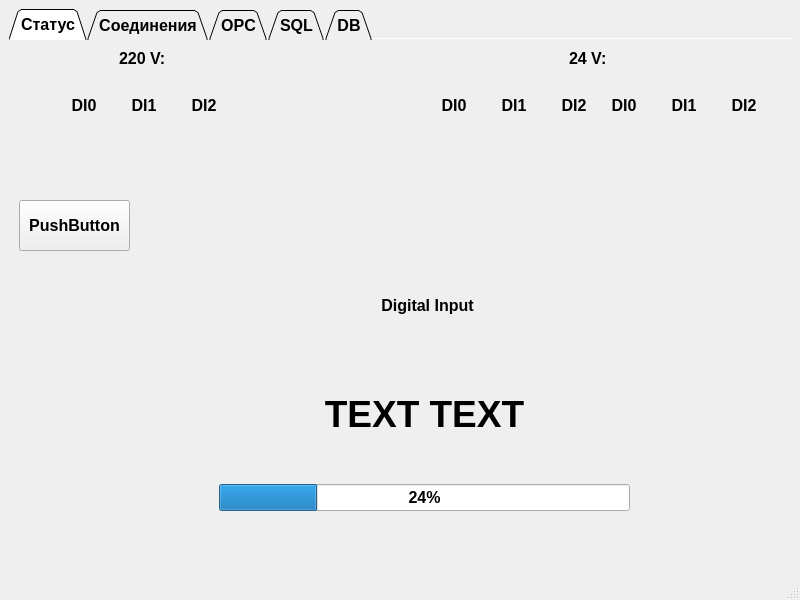
BorodinNikolay/vPLC, file UI/vPLC.ui: the form before one commit.
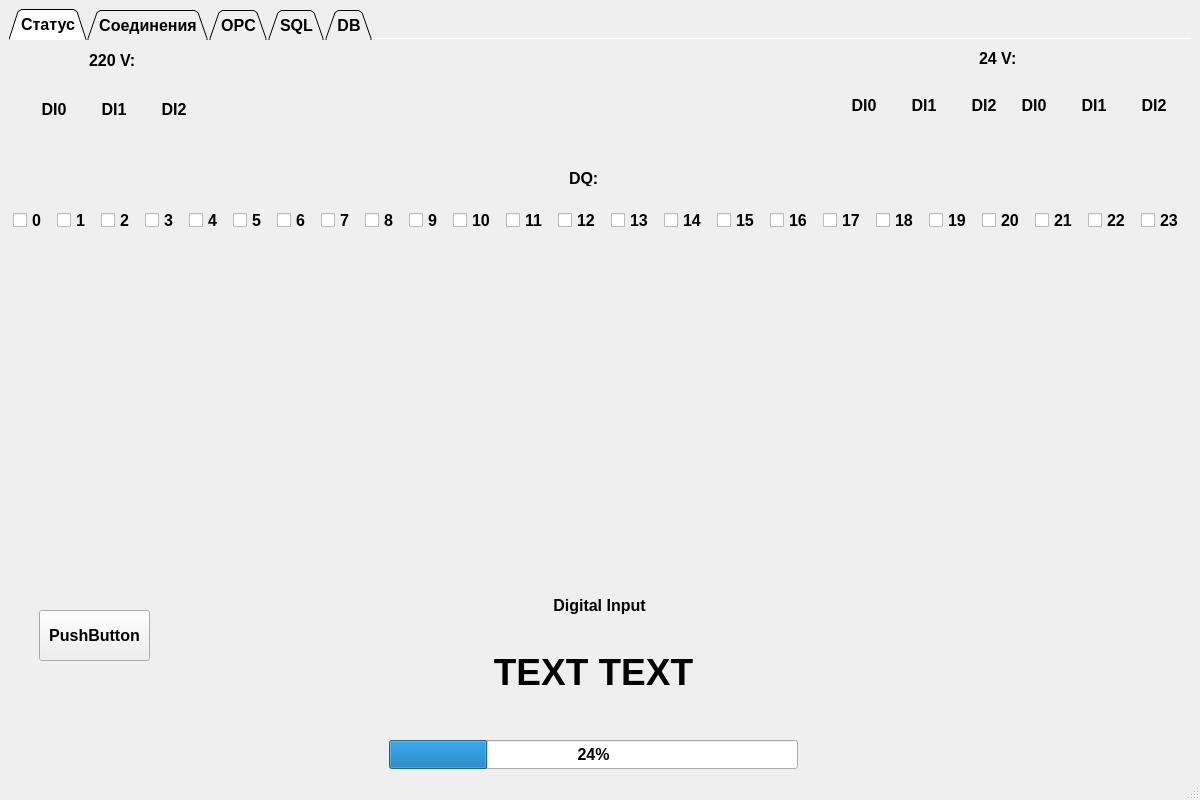
The form after the commit.

Patch:
```diff
--- a/UI/vPLC.ui
+++ b/UI/vPLC.ui
@@ -6,8 +6,8 @@
    <rect>
     <x>0</x>
     <y>0</y>
-    <width>800</width>
-    <height>600</height>
+    <width>1200</width>
+    <height>800</height>
    </rect>
   </property>
   <property name="windowTitle">
@@ -48,8 +48,8 @@
        <widget class="QPushButton" name="pushButton">
         <property name="geometry">
          <rect>
-          <x>10</x>
-          <y>160</y>
+          <x>30</x>
+          <y>570</y>
           <width>111</width>
           <height>51</height>
          </rect>
@@ -58,49 +58,11 @@
          <string>PushButton</string>
         </property>
        </widget>
-       <widget class="QWidget" name="layoutWidget">
-        <property name="geometry">
-         <rect>
-          <x>210</x>
-          <y>310</y>
-          <width>411</width>
-          <height>161</height>
-         </rect>
-        </property>
-        <layout class="QGridLayout" name="gridLayout">
-         <item row="3" column="0">
-          <widget class="QLabel" name="label">
-           <property name="font">
-            <font>
-             <pointsize>28</pointsize>
-             <bold>true</bold>
-            </font>
-           </property>
-           <property name="text">
-            <string>TEXT TEXT</string>
-           </property>
-           <property name="textFormat">
-            <enum>Qt::AutoText</enum>
-           </property>
-           <property name="alignment">
-            <set>Qt::AlignCenter</set>
-           </property>
-          </widget>
-         </item>
-         <item row="4" column="0">
-          <widget class="QProgressBar" name="progressBar">
-           <property name="value">
-            <number>24</number>
-           </property>
-          </widget>
-         </item>
-        </layout>
-       </widget>
        <widget class="QLabel" name="label_2">
         <property name="geometry">
          <rect>
-          <x>218</x>
-          <y>250</y>
+          <x>390</x>
+          <y>550</y>
           <width>401</width>
           <height>31</height>
          </rect>
@@ -124,8 +86,8 @@
        <widget class="QLabel" name="_220DI0">
         <property name="geometry">
          <rect>
-          <x>50</x>
-          <y>40</y>
+          <x>20</x>
+          <y>44</y>
           <width>50</width>
           <height>50</height>
          </rect>
@@ -143,8 +105,8 @@
        <widget class="QLabel" name="_220DI1">
         <property name="geometry">
          <rect>
-          <x>110</x>
-          <y>40</y>
+          <x>80</x>
+          <y>44</y>
           <width>50</width>
           <height>50</height>
          </rect>
@@ -162,8 +124,8 @@
        <widget class="QLabel" name="_220DI2">
         <property name="geometry">
          <rect>
-          <x>170</x>
-          <y>40</y>
+          <x>140</x>
+          <y>44</y>
           <width>50</width>
           <height>50</height>
          </rect>
@@ -181,7 +143,7 @@
        <widget class="QLabel" name="_24DI2">
         <property name="geometry">
          <rect>
-          <x>540</x>
+          <x>950</x>
           <y>40</y>
           <width>50</width>
           <height>50</height>
@@ -200,7 +162,7 @@
        <widget class="QLabel" name="_24DI0">
         <property name="geometry">
          <rect>
-          <x>420</x>
+          <x>830</x>
           <y>40</y>
           <width>50</width>
           <height>50</height>
@@ -219,7 +181,7 @@
        <widget class="QLabel" name="_24DI1">
         <property name="geometry">
          <rect>
-          <x>480</x>
+          <x>890</x>
           <y>40</y>
           <width>50</width>
           <height>50</height>
@@ -238,7 +200,7 @@
        <widget class="QLabel" name="_24DI5">
         <property name="geometry">
          <rect>
-          <x>710</x>
+          <x>1120</x>
           <y>40</y>
           <width>50</width>
           <height>50</height>
@@ -257,7 +219,7 @@
        <widget class="QLabel" name="_24DI4">
         <property name="geometry">
          <rect>
-          <x>650</x>
+          <x>1060</x>
           <y>40</y>
           <width>50</width>
           <height>50</height>
@@ -276,7 +238,7 @@
        <widget class="QLabel" name="_24DI3">
         <property name="geometry">
          <rect>
-          <x>590</x>
+          <x>1000</x>
           <y>40</y>
           <width>50</width>
           <height>50</height>
@@ -295,7 +257,7 @@
        <widget class="QLabel" name="label_3">
         <property name="geometry">
          <rect>
-          <x>560</x>
+          <x>970</x>
           <y>10</y>
           <width>49</width>
           <height>16</height>
@@ -308,16 +270,463 @@
        <widget class="QLabel" name="label_4">
         <property name="geometry">
          <rect>
-          <x>110</x>
+          <x>80</x>
           <y>10</y>
           <width>49</width>
-          <height>16</height>
+          <height>20</height>
          </rect>
         </property>
         <property name="text">
          <string>220 V:</string>
         </property>
        </widget>
+       <widget class="QWidget" name="gridLayoutWidget">
+        <property name="geometry">
+         <rect>
+          <x>0</x>
+          <y>160</y>
+          <width>1181</width>
+          <height>41</height>
+         </rect>
+        </property>
+        <layout class="QGridLayout" name="gridLayout_2">
+         <item row="0" column="1">
+          <widget class="QCheckBox" name="cb1">
+           <property name="sizePolicy">
+            <sizepolicy hsizetype="Fixed" vsizetype="Fixed">
+             <horstretch>0</horstretch>
+             <verstretch>0</verstretch>
+            </sizepolicy>
+           </property>
+           <property name="autoFillBackground">
+            <bool>false</bool>
+           </property>
+           <property name="text">
+            <string>1</string>
+           </property>
+          </widget>
+         </item>
+         <item row="0" column="20">
+          <widget class="QCheckBox" name="cb20">
+           <property name="sizePolicy">
+            <sizepolicy hsizetype="Fixed" vsizetype="Fixed">
+             <horstretch>0</horstretch>
+             <verstretch>0</verstretch>
+            </sizepolicy>
+           </property>
+           <property name="autoFillBackground">
+            <bool>false</bool>
+           </property>
+           <property name="text">
+            <string>20</string>
+           </property>
+          </widget>
+         </item>
+         <item row="0" column="11">
+          <widget class="QCheckBox" name="cb11">
+           <property name="sizePolicy">
+            <sizepolicy hsizetype="Fixed" vsizetype="Fixed">
+             <horstretch>0</horstretch>
+             <verstretch>0</verstretch>
+            </sizepolicy>
+           </property>
+           <property name="autoFillBackground">
+            <bool>false</bool>
+           </property>
+           <property name="text">
+            <string>11</string>
+           </property>
+          </widget>
+         </item>
+         <item row="0" column="10">
+          <widget class="QCheckBox" name="cb10">
+           <property name="sizePolicy">
+            <sizepolicy hsizetype="Fixed" vsizetype="Fixed">
+             <horstretch>0</horstretch>
+             <verstretch>0</verstretch>
+            </sizepolicy>
+           </property>
+           <property name="autoFillBackground">
+            <bool>false</bool>
+           </property>
+           <property name="text">
+            <string>10</string>
+           </property>
+          </widget>
+         </item>
+         <item row="0" column="4">
+          <widget class="QCheckBox" name="cb4">
+           <property name="sizePolicy">
+            <sizepolicy hsizetype="Fixed" vsizetype="Fixed">
+             <horstretch>0</horstretch>
+             <verstretch>0</verstretch>
+            </sizepolicy>
+           </property>
+           <property name="autoFillBackground">
+            <bool>false</bool>
+           </property>
+           <property name="text">
+            <string>4</string>
+           </property>
+          </widget>
+         </item>
+         <item row="0" column="18">
+          <widget class="QCheckBox" name="cb18">
+           <property name="sizePolicy">
+            <sizepolicy hsizetype="Fixed" vsizetype="Fixed">
+             <horstretch>0</horstretch>
+             <verstretch>0</verstretch>
+            </sizepolicy>
+           </property>
+           <property name="autoFillBackground">
+            <bool>false</bool>
+           </property>
+           <property name="text">
+            <string>18</string>
+           </property>
+          </widget>
+         </item>
+         <item row="0" column="8">
+          <widget class="QCheckBox" name="cb8">
+           <property name="sizePolicy">
+            <sizepolicy hsizetype="Fixed" vsizetype="Fixed">
+             <horstretch>0</horstretch>
+             <verstretch>0</verstretch>
+            </sizepolicy>
+           </property>
+           <property name="autoFillBackground">
+            <bool>false</bool>
+           </property>
+           <property name="text">
+            <string>8</string>
+           </property>
+          </widget>
+         </item>
+         <item row="0" column="21">
+          <widget class="QCheckBox" name="cb21">
+           <property name="sizePolicy">
+            <sizepolicy hsizetype="Fixed" vsizetype="Fixed">
+             <horstretch>0</horstretch>
+             <verstretch>0</verstretch>
+            </sizepolicy>
+           </property>
+           <property name="autoFillBackground">
+            <bool>false</bool>
+           </property>
+           <property name="text">
+            <string>21</string>
+           </property>
+          </widget>
+         </item>
+         <item row="0" column="14">
+          <widget class="QCheckBox" name="cb14">
+           <property name="sizePolicy">
+            <sizepolicy hsizetype="Fixed" vsizetype="Fixed">
+             <horstretch>0</horstretch>
+             <verstretch>0</verstretch>
+            </sizepolicy>
+           </property>
+           <property name="autoFillBackground">
+            <bool>false</bool>
+           </property>
+           <property name="text">
+            <string>14</string>
+           </property>
+          </widget>
+         </item>
+         <item row="0" column="19">
+          <widget class="QCheckBox" name="cb19">
+           <property name="sizePolicy">
+            <sizepolicy hsizetype="Fixed" vsizetype="Fixed">
+             <horstretch>0</horstretch>
+             <verstretch>0</verstretch>
+            </sizepolicy>
+           </property>
+           <property name="autoFillBackground">
+            <bool>false</bool>
+           </property>
+           <property name="text">
+            <string>19</string>
+           </property>
+          </widget>
+         </item>
+         <item row="0" column="7">
+          <widget class="QCheckBox" name="cb7">
+           <property name="sizePolicy">
+            <sizepolicy hsizetype="Fixed" vsizetype="Fixed">
+             <horstretch>0</horstretch>
+             <verstretch>0</verstretch>
+            </sizepolicy>
+           </property>
+           <property name="autoFillBackground">
+            <bool>false</bool>
+           </property>
+           <property name="text">
+            <string>7</string>
+           </property>
+          </widget>
+         </item>
+         <item row="0" column="6">
+          <widget class="QCheckBox" name="cb6">
+           <property name="sizePolicy">
+            <sizepolicy hsizetype="Fixed" vsizetype="Fixed">
+             <horstretch>0</horstretch>
+             <verstretch>0</verstretch>
+            </sizepolicy>
+           </property>
+           <property name="autoFillBackground">
+            <bool>false</bool>
+           </property>
+           <property name="text">
+            <string>6</string>
+           </property>
+          </widget>
+         </item>
+         <item row="0" column="17">
+          <widget class="QCheckBox" name="cb17">
+           <property name="sizePolicy">
+            <sizepolicy hsizetype="Fixed" vsizetype="Fixed">
+             <horstretch>0</horstretch>
+             <verstretch>0</verstretch>
+            </sizepolicy>
+           </property>
+           <property name="autoFillBackground">
+            <bool>false</bool>
+           </property>
+           <property name="text">
+            <string>17</string>
+           </property>
+          </widget>
+         </item>
+         <item row="0" column="9">
+          <widget class="QCheckBox" name="cb9">
+           <property name="sizePolicy">
+            <sizepolicy hsizetype="Fixed" vsizetype="Fixed">
+             <horstretch>0</horstretch>
+             <verstretch>0</verstretch>
+            </sizepolicy>
+           </property>
+           <property name="autoFillBackground">
+            <bool>false</bool>
+           </property>
+           <property name="text">
+            <string>9</string>
+           </property>
+          </widget>
+         </item>
+         <item row="0" column="3">
+          <widget class="QCheckBox" name="cb3">
+           <property name="sizePolicy">
+            <sizepolicy hsizetype="Fixed" vsizetype="Fixed">
+             <horstretch>0</horstretch>
+             <verstretch>0</verstretch>
+            </sizepolicy>
+           </property>
+           <property name="autoFillBackground">
+            <bool>false</bool>
+           </property>
+           <property name="text">
+            <string>3</string>
+           </property>
+          </widget>
+         </item>
+         <item row="0" column="22">
+          <widget class="QCheckBox" name="cb22">
+           <property name="sizePolicy">
+            <sizepolicy hsizetype="Fixed" vsizetype="Fixed">
+             <horstretch>0</horstretch>
+             <verstretch>0</verstretch>
+            </sizepolicy>
+           </property>
+           <property name="autoFillBackground">
+            <bool>false</bool>
+           </property>
+           <property name="text">
+            <string>22</string>
+           </property>
+          </widget>
+         </item>
+         <item row="0" column="2">
+          <widget class="QCheckBox" name="cb2">
+           <property name="sizePolicy">
+            <sizepolicy hsizetype="Fixed" vsizetype="Fixed">
+             <horstretch>0</horstretch>
+             <verstretch>0</verstretch>
+            </sizepolicy>
+           </property>
+           <property name="autoFillBackground">
+            <bool>false</bool>
+           </property>
+           <property name="text">
+            <string>2</string>
+           </property>
+          </widget>
+         </item>
+         <item row="0" column="15">
+          <widget class="QCheckBox" name="cb15">
+           <property name="sizePolicy">
+            <sizepolicy hsizetype="Fixed" vsizetype="Fixed">
+             <horstretch>0</horstretch>
+             <verstretch>0</verstretch>
+            </sizepolicy>
+           </property>
+           <property name="autoFillBackground">
+            <bool>false</bool>
+           </property>
+           <property name="text">
+            <string>15</string>
+           </property>
+          </widget>
+         </item>
+         <item row="0" column="13">
+          <widget class="QCheckBox" name="cb13">
+           <property name="sizePolicy">
+            <sizepolicy hsizetype="Fixed" vsizetype="Fixed">
+             <horstretch>0</horstretch>
+             <verstretch>0</verstretch>
+            </sizepolicy>
+           </property>
+           <property name="autoFillBackground">
+            <bool>false</bool>
+           </property>
+           <property name="text">
+            <string>13</string>
+           </property>
+          </widget>
+         </item>
+         <item row="0" column="5">
+          <widget class="QCheckBox" name="cb5">
+           <property name="sizePolicy">
+            <sizepolicy hsizetype="Fixed" vsizetype="Fixed">
+             <horstretch>0</horstretch>
+             <verstretch>0</verstretch>
+            </sizepolicy>
+           </property>
+           <property name="autoFillBackground">
+            <bool>false</bool>
+           </property>
+           <property name="text">
+            <string>5</string>
+           </property>
+          </widget>
+         </item>
+         <item row="0" column="23">
+          <widget class="QCheckBox" name="cb23">
+           <property name="sizePolicy">
+            <sizepolicy hsizetype="Fixed" vsizetype="Fixed">
+             <horstretch>0</horstretch>
+             <verstretch>0</verstretch>
+            </sizepolicy>
+           </property>
+           <property name="autoFillBackground">
+            <bool>false</bool>
+           </property>
+           <property name="text">
+            <string>23</string>
+           </property>
+          </widget>
+         </item>
+         <item row="0" column="0">
+          <widget class="QCheckBox" name="cb0">
+           <property name="sizePolicy">
+            <sizepolicy hsizetype="Fixed" vsizetype="Fixed">
+             <horstretch>0</horstretch>
+             <verstretch>0</verstretch>
+            </sizepolicy>
+           </property>
+           <property name="autoFillBackground">
+            <bool>false</bool>
+           </property>
+           <property name="text">
+            <string>0</string>
+           </property>
+          </widget>
+         </item>
+         <item row="0" column="16">
+          <widget class="QCheckBox" name="cb16">
+           <property name="sizePolicy">
+            <sizepolicy hsizetype="Fixed" vsizetype="Fixed">
+             <horstretch>0</horstretch>
+             <verstretch>0</verstretch>
+            </sizepolicy>
+           </property>
+           <property name="autoFillBackground">
+            <bool>false</bool>
+           </property>
+           <property name="text">
+            <string>16</string>
+           </property>
+          </widget>
+         </item>
+         <item row="0" column="12">
+          <widget class="QCheckBox" name="cb12">
+           <property name="sizePolicy">
+            <sizepolicy hsizetype="Fixed" vsizetype="Fixed">
+             <horstretch>0</horstretch>
+             <verstretch>0</verstretch>
+            </sizepolicy>
+           </property>
+           <property name="autoFillBackground">
+            <bool>false</bool>
+           </property>
+           <property name="text">
+            <string>12</string>
+           </property>
+          </widget>
+         </item>
+        </layout>
+       </widget>
+       <widget class="QProgressBar" name="progressBar">
+        <property name="geometry">
+         <rect>
+          <x>380</x>
+          <y>700</y>
+          <width>409</width>
+          <height>29</height>
+         </rect>
+        </property>
+        <property name="value">
+         <number>24</number>
+        </property>
+       </widget>
+       <widget class="QLabel" name="label">
+        <property name="geometry">
+         <rect>
+          <x>380</x>
+          <y>570</y>
+          <width>409</width>
+          <height>124</height>
+         </rect>
+        </property>
+        <property name="font">
+         <font>
+          <pointsize>28</pointsize>
+          <bold>true</bold>
+         </font>
+        </property>
+        <property name="text">
+         <string>TEXT TEXT</string>
+        </property>
+        <property name="textFormat">
+         <enum>Qt::AutoText</enum>
+        </property>
+        <property name="alignment">
+         <set>Qt::AlignCenter</set>
+        </property>
+       </widget>
+       <widget class="QLabel" name="label_5">
+        <property name="geometry">
+         <rect>
+          <x>560</x>
+          <y>130</y>
+          <width>49</width>
+          <height>16</height>
+         </rect>
+        </property>
+        <property name="text">
+         <string>DQ:</string>
+        </property>
+       </widget>
       </widget>
       <widget class="QWidget" name="Communications">
        <attribute name="title">
```
